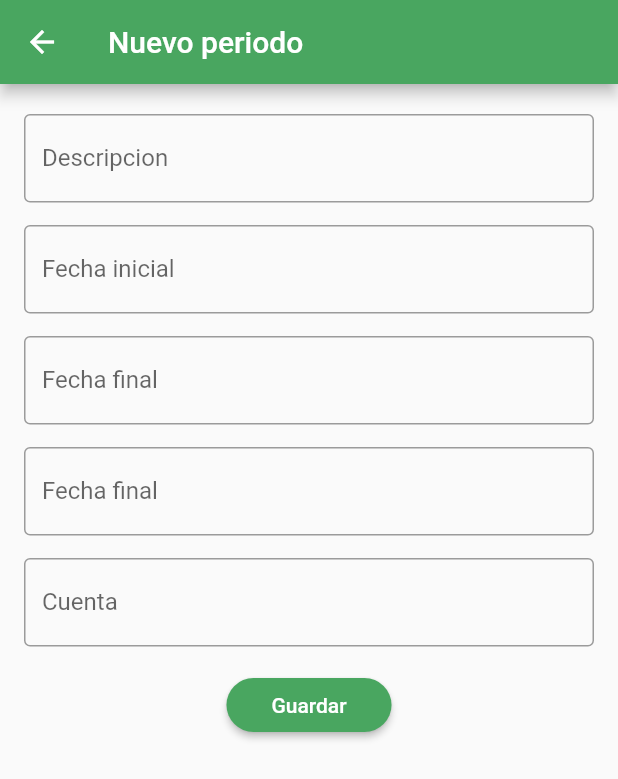
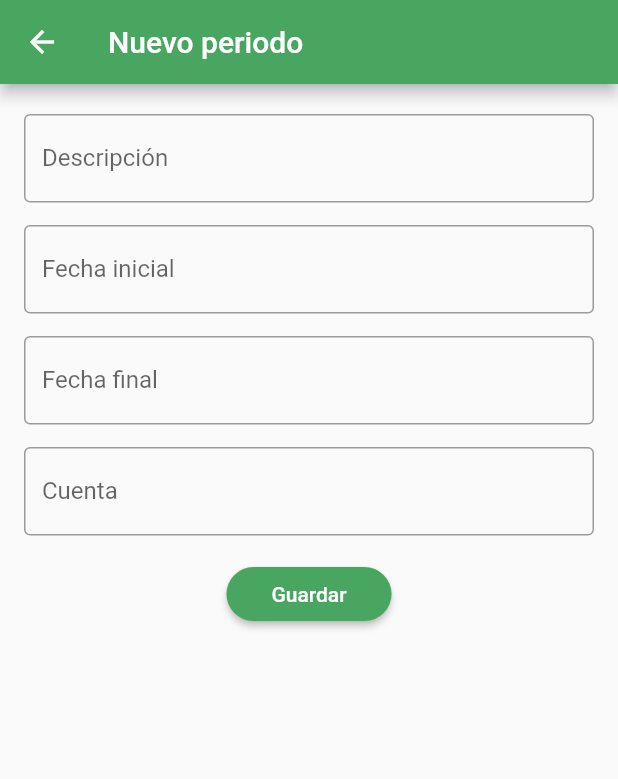
Before and after one commit to checomperez31/expense_manager_app, a Flutter app: the PeriodFormScreen screen opened by its route, on a phone screen of 412 x 824 dp. Shown: the top 779 px of the screen. Run offline on Flutter 3.47's test engine with Material 2 defaults, Android fonts, the phone set to English and light mode, and no system bars; network calls fail.

Commit message:
Expense and Period forms functionality is added, SaveButton is created

```diff
--- /dev/null
+++ b/lib/models/period.dart
@@ -0,0 +1,22 @@
+import 'package:expensemanager/models/account/account.dart';
+
+class Period {
+  String? id;
+  String? description;
+  DateTime? initialDate;
+  DateTime? finalDate;
+  Account? account;
+
+  Period({
+    this.id,
+    this.description,
+    this.initialDate,
+    this.finalDate,
+    this.account
+  });
+
+  @override
+  String toString() {
+    return 'Period{id: $id, description: $description, initialDate: $initialDate, finalDate: $finalDate, account: $account}';
+  }
+}
--- a/lib/screens/account-form-screen.dart
+++ b/lib/screens/account-form-screen.dart
@@ -35,7 +35,7 @@ class AccountFormScreen extends StatelessWidget {
                           ),
                           const SizedBox(height: 15),
                           SelectorInput<AccountType>(
-                            initialData: provider.type,
+                            initialValue: provider.type,
                             fetchData: AccountTypeWebService().getList,
                             decoration: InputDecorationUtils.getDefault(label: 'Tipo'),
                             onChange: (value) => provider.type = value,
--- /dev/null
+++ b/lib/screens/period-form-provider.dart
@@ -0,0 +1,40 @@
+import 'package:expensemanager/models/account/account.dart';
+import 'package:expensemanager/models/account/account.dart';
+import 'package:expensemanager/models/period.dart';
+import 'package:flutter/material.dart';
+
+class PeriodFormProvider extends ChangeNotifier {
+  Period _entity = Period();
+
+  String? get description => _entity.description;
+
+  set description(String? value) {
+    _entity.description = value;
+    notifyListeners();
+  }
+
+  DateTime? get initialDate => _entity.initialDate;
+
+  set initialDate(DateTime? value) {
+    _entity.initialDate = value;
+    notifyListeners();
+  }
+
+  DateTime? get finalDate => _entity.finalDate;
+
+  set finalDate(DateTime? value) {
+    _entity.finalDate = value;
+    notifyListeners();
+  }
+
+  Account? get account => _entity.account;
+
+  set account(Account? value) {
+    _entity.account = value;
+    notifyListeners();
+  }
+
+  void save() {
+    print(_entity);
+  }
+}
--- a/lib/screens/period-form-screen.dart
+++ b/lib/screens/period-form-screen.dart
@@ -1,9 +1,11 @@
 import 'package:expensemanager/models/account/account-service.dart';
 import 'package:expensemanager/models/account/account.dart';
+import 'package:expensemanager/screens/period-form-provider.dart';
 import 'package:expensemanager/utils/input-decoration.dart';
 import 'package:expensemanager/widgets/selector-input.dart';
 import 'package:expensemanager/widgets/widgets.dart';
 import 'package:flutter/material.dart';
+import 'package:provider/provider.dart';
 
 class PeriodFormScreen extends StatelessWidget {
   const PeriodFormScreen({Key? key}) : super(key: key);
@@ -12,9 +14,13 @@ class PeriodFormScreen extends StatelessWidget {
   Widget build(BuildContext context) {
     return Scaffold(
       appBar: AppBar(
-        title: Text('Nuevo periodo'),
+        title: const Text('Nuevo periodo'),
       ),
       body: SingleChildScrollView(
+        child: ChangeNotifierProvider(
+          create: (_) => PeriodFormProvider(),
+          child: Consumer<PeriodFormProvider>(
+            builder: (_, provider, __) => Form(
               child: Row(
                   mainAxisSize: MainAxisSize.max,
                   children: [
@@ -24,54 +30,36 @@ class PeriodFormScreen extends StatelessWidget {
                         child: Column(
                           children: [
                             TextFormField(
-                        decoration: const InputDecoration(
-                            labelText: 'Descripcion',
-                            border: OutlineInputBorder(),
-                            hintText: 'Descripcion'
-                        ),
-                      ),
-                      const SizedBox(height: 15),
-                      TextFormField(
-                        decoration: const InputDecoration(
-                            labelText: 'Fecha inicial',
-                            border: OutlineInputBorder(),
-                            hintText: 'Fecha inicial'
-                        ),
-                      ),
-                      const SizedBox(height: 15),
-                      TextFormField(
-                        decoration: const InputDecoration(
-                            labelText: 'Fecha final',
-                            border: OutlineInputBorder(),
-                            hintText: 'Fecha final'
-                        ),
+                              initialValue: provider.description,
+                              decoration: InputDecorationUtils.getDefault(label: 'Descripción'),
+                              onChanged: (value) => provider.description = value,
                             ),
                             const SizedBox(height: 15),
                             DateInput(
+                              initialValue: provider.initialDate,
+                              decoration: InputDecorationUtils.getDefault(label: 'Fecha inicial'),
+                              onChange: (value) => provider.initialDate = value,
+                            ),
+                            const SizedBox(height: 15),
+                            DateInput(
+                              initialValue: provider.finalDate,
                               decoration: InputDecorationUtils.getDefault(label: 'Fecha final'),
+                              onChange: (value) => provider.finalDate = value,
                             ),
                             const SizedBox(height: 15),
                             SelectorInput<Account>(
                               fetchData: AccountService().getList,
                               decoration: InputDecorationUtils.getDefault(label: 'Cuenta'),
+                              initialValue: provider.account,
+                              onChange: (value) => provider.account = value,
                             ),
                             const SizedBox(height: 15),
                             Row(
                               mainAxisAlignment: MainAxisAlignment.center,
                               children: [
-                          ElevatedButton(
-                            onPressed: () {},
-                            style: ButtonStyle(
-                                shape: MaterialStateProperty.all<RoundedRectangleBorder>(
-                                    RoundedRectangleBorder(
-                                      borderRadius: BorderRadius.circular(25),
-                                    )
-                                ),
-                                padding: MaterialStateProperty.all<EdgeInsetsGeometry>(
-                                    const EdgeInsets.symmetric(horizontal: 30)
-                                )
-                            ),
-                            child: const Text('Guardar'),
+                                SaveButton(
+                                  text: 'Guardar',
+                                  onPressed: provider.save,
                                 )
                               ],
                             )
@@ -82,6 +70,9 @@ class PeriodFormScreen extends StatelessWidget {
                   ],
                 )
             ),
+          ),
+        )
+      ),
     );
   }
 }
--- a/lib/widgets/date-input.dart
+++ b/lib/widgets/date-input.dart
@@ -4,9 +4,17 @@ import 'package:intl/intl.dart';
 
 class DateInput extends StatefulWidget {
   final InputDecoration decoration;
+  final DateTime? initialValue;
+  final DateTime? firstDate;
+  final DateTime? lastDate;
+  final void Function(DateTime)? onChange;
   const DateInput({
     Key? key,
-    this.decoration = const InputDecoration()
+    this.decoration = const InputDecoration(),
+    this.initialValue,
+    this.firstDate,
+    this.lastDate,
+    this.onChange
   }) : super(key: key);
 
   @override
@@ -15,6 +23,16 @@ class DateInput extends StatefulWidget {
 
 class _DateInputState extends State<DateInput> {
   TextEditingController controller = TextEditingController();
+  String dateFormat = 'dd/MM/yyyy';
+
+
+  @override
+  void initState() {
+    super.initState();
+    if ( widget.initialValue != null ) {
+      setValue(widget.initialValue!, emit: false);
+    }
+  }
 
   @override
   Widget build(BuildContext context) {
@@ -27,15 +45,23 @@ class _DateInputState extends State<DateInput> {
   }
 
   showDateDialog(BuildContext context) {
+    final now = DateTime.now();
     showDatePicker(
       context: context,
       initialDate: DateTime.now(),
-      firstDate: DateTime.now(),
-      lastDate: DateTime.now()
+      firstDate: widget.firstDate ?? now.subtract(const Duration(days: 18250)),
+      lastDate: widget.lastDate ?? now.add(const Duration(days: 365))
     ).then((value) {
       if ( value != null ) {
-        controller.text = DateFormat('dd/MM/yyyy').format(value);
+        setValue( value );
       }
     });
   }
+
+  setValue(DateTime value, {emit = true}) {
+    controller.text = DateFormat( dateFormat ).format(value);
+    if ( emit && widget.onChange != null ) {
+      widget.onChange!( value );
+    }
+  }
 }
--- /dev/null
+++ b/lib/widgets/save_button.dart
@@ -0,0 +1,23 @@
+import 'package:flutter/material.dart';
+
+class SaveButton extends StatelessWidget {
+  final String text;
+  final VoidCallback? onPressed;
+  const SaveButton({Key? key, required this.text, this.onPressed}) : super(key: key);
+
+  @override
+  Widget build(BuildContext context) => ElevatedButton(
+    onPressed: onPressed,
+    style: ButtonStyle(
+      shape: MaterialStateProperty.all<RoundedRectangleBorder>(
+        RoundedRectangleBorder(
+          borderRadius: BorderRadius.circular(25),
+        )
+      ),
+      padding: MaterialStateProperty.all<EdgeInsetsGeometry>(
+          const EdgeInsets.symmetric(horizontal: 30)
+      )
+    ),
+    child: Text(text),
+  );
+}
--- a/lib/widgets/selector-input.dart
+++ b/lib/widgets/selector-input.dart
@@ -7,14 +7,14 @@ class SelectorInput<X extends Catalog> extends StatefulWidget {
   final InputDecoration decoration;
   final Future<List<X>> Function() fetchData;
   final void Function(X)? onChange;
-  final X? initialData;
+  final X? initialValue;
 
   const SelectorInput({
     Key? key,
     this.decoration = const InputDecoration(),
     required this.fetchData,
     this.onChange,
-    this.initialData
+    this.initialValue
   }) : super(key: key);
 
   @override
@@ -27,8 +27,8 @@ class _SelectorInputState<X extends Catalog> extends State<SelectorInput<X>> {
   @override
   void initState() {
     super.initState();
-    if ( widget.initialData != null ) {
-      controller.text = widget.initialData!.description;
+    if ( widget.initialValue != null ) {
+      controller.text = widget.initialValue!.description;
     }
   }
 
--- a/lib/widgets/widgets.dart
+++ b/lib/widgets/widgets.dart
@@ -1,5 +1,6 @@
 export 'bottom-bar-button.dart';
 export 'bottom-bar-options.dart';
 export 'date-input.dart';
+export 'save_button.dart';
 export 'select-dialog.dart';
 export 'selector-input.dart';
```
Also changed, not shown: lib/models/expense/expense.dart (added, +27 -0 lines), lib/screens/expense-form-provider.dart (added, +56 -0 lines), lib/screens/expense-form-screen.dart (+33 -46 lines), pubspec.lock. Lines whose indentation alone changed are shown as unchanged.
